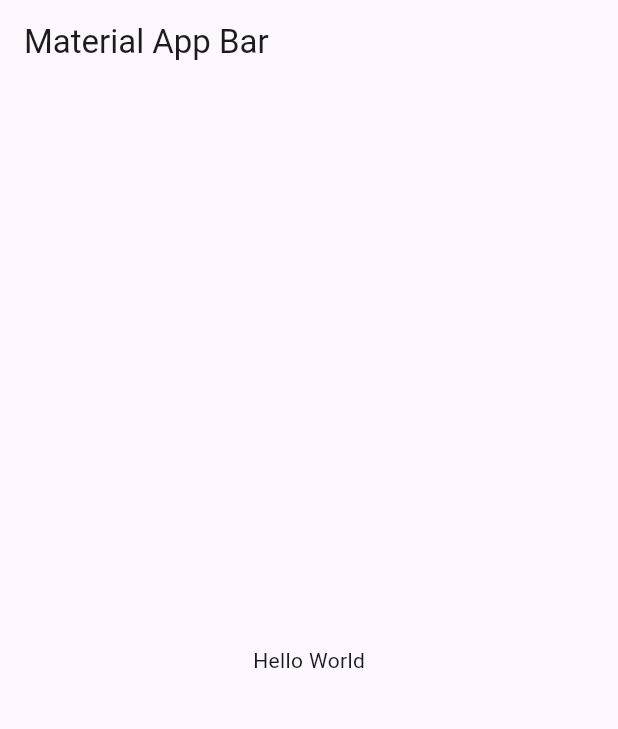
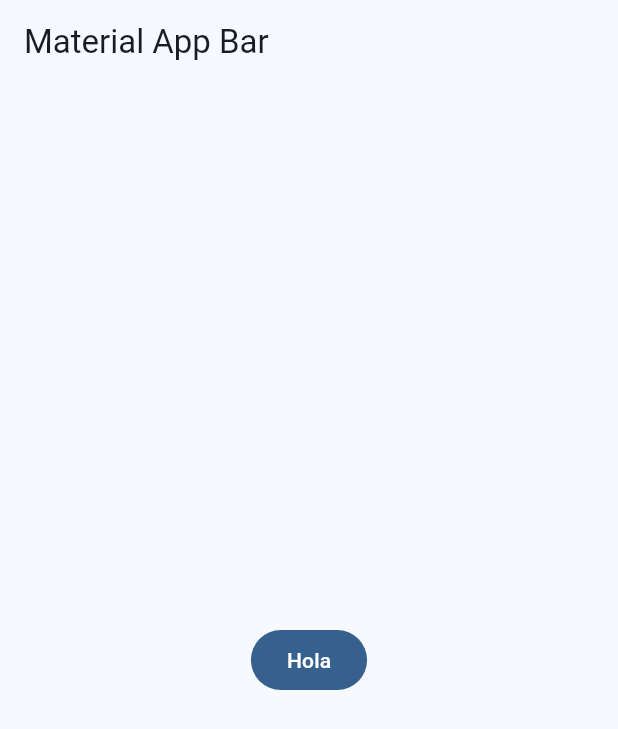
Before and after one commit to Federicoegas001/widget_app, a Flutter app: the screen it shows after launch, on a phone screen of 412 x 824 dp. Shown: the top 729 px of the screen. Run offline on Flutter 3.47's test engine with Material 3 defaults, Android fonts, the phone set to English and light mode, and no system bars.

Commit message:
app theme

```diff
--- /dev/null
+++ b/lib/config/theme/app_theme.dart
@@ -0,0 +1,25 @@
+import 'package:flutter/material.dart';
+
+const List<Color> colors = [
+  Colors.red,
+  Colors.blue,
+  Colors.pink,
+  Colors.green,
+  Colors.grey,
+  Colors.pinkAccent,
+  Colors.brown,
+  Colors.amberAccent,
+  Colors.purple,
+];
+
+class AppTheme {
+  final int selectedColor;
+
+  AppTheme({this.selectedColor = 0})
+      : assert(selectedColor > 0, 'Tiene que ser mayor a 0'),
+        assert(selectedColor <= colors.length,
+            'Tiene que ser menor o igual a ${colors.length - 1}');
+
+  ThemeData getTheme() =>
+      ThemeData(useMaterial3: true, colorSchemeSeed: colors[selectedColor]);
+}
--- a/lib/main.dart
+++ b/lib/main.dart
@@ -1,4 +1,5 @@
 import 'package:flutter/material.dart';
+import 'package:widget_app/config/theme/app_theme.dart';
 
 void main() => runApp(const MyApp());
 
@@ -8,14 +9,15 @@ class MyApp extends StatelessWidget {
   @override
   Widget build(BuildContext context) {
     return MaterialApp(
+      theme: AppTheme(selectedColor: 1).getTheme(),
       debugShowCheckedModeBanner: false,
       title: 'Material App',
       home: Scaffold(
         appBar: AppBar(
           title: const Text('Material App Bar'),
         ),
-        body: const Center(
-          child: Text('Hello World'),
+        body: Center(
+          child: FilledButton(onPressed: () {}, child: const Text('Hola')),
         ),
       ),
     );
```
